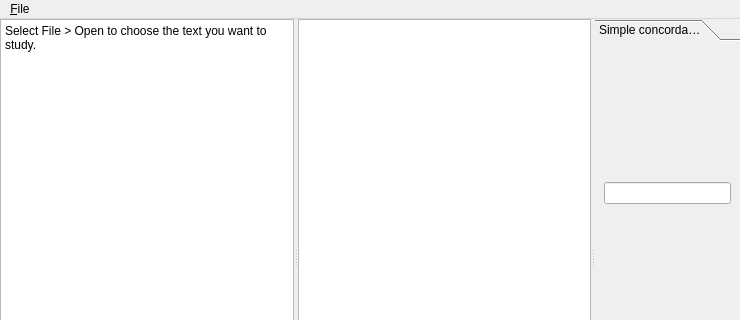
ludofischer/concordar, file concordar/main_window.ui: the form before one commit; both pictures show x 0 to 740 and y 0 to 320 of the 740 by 517 pixel window.
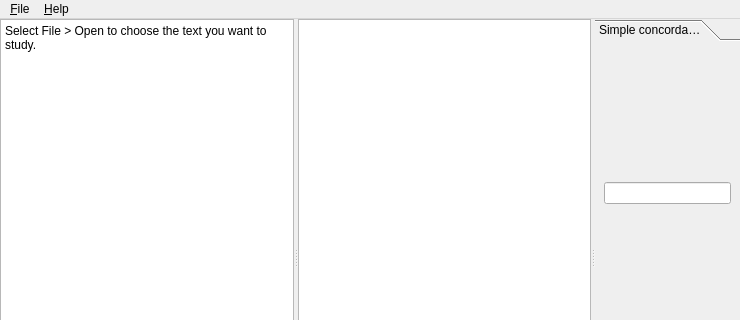
The form after the commit.

Commit message: About dialog.

```diff
--- a/concordar/main_window.ui
+++ b/concordar/main_window.ui
@@ -97,7 +97,14 @@
     <addaction name="actionOpen"/>
     <addaction name="actionQuit"/>
    </widget>
+   <widget class="QMenu" name="menuHelp">
+    <property name="title">
+     <string>&amp;Help</string>
+    </property>
+    <addaction name="actionAbout"/>
+   </widget>
    <addaction name="menuFile"/>
+   <addaction name="menuHelp"/>
   </widget>
   <widget class="QStatusBar" name="statusbar"/>
   <action name="actionOpen">
```
Left out of the diff: 5 changed lines with no effect on the pictures. The commit also changes 2 other files.
